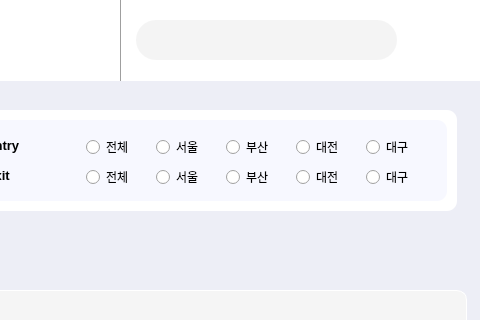
Above: qtclient/highpasswindow.ui from VedaHighPass/veda-qt-highpass-client before the change; both pictures show x 544 to 1024 and y 0 to 320 of the 1024 by 768 pixel window. Below: the same form after it.
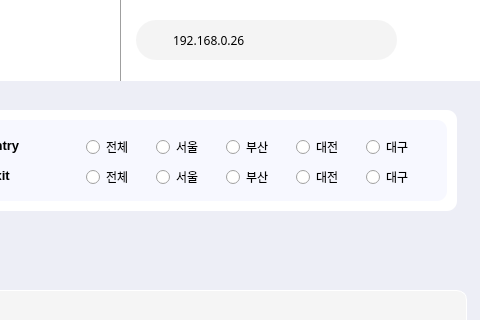
That is the form after the change. Icons and pictures are not drawn.

```diff
--- a/qtclient/highpasswindow.ui
+++ b/qtclient/highpasswindow.ui
@@ -816,7 +816,7 @@
      <string/>
     </property>
     <property name="text">
-     <string/>
+     <string>192.168.0.26</string>
     </property>
    </widget>
    <widget class="Line" name="line">
```
Left out of the diff: 4 changed lines with no effect on the pictures.
